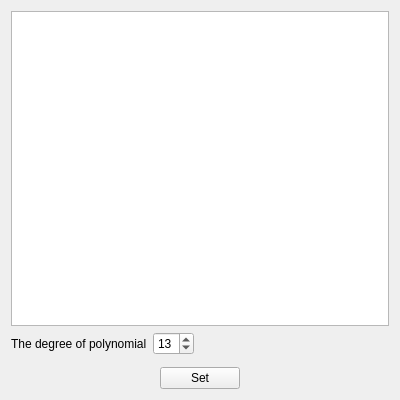
Before: the Qt Designer form openhsl/gui/device/bd_equation_form.ui in OpenHSL/OpenHSL, drawn with Qt 5.
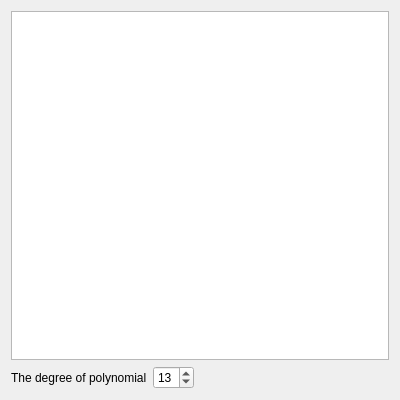
After: the same form once the commit is applied.

Commit message: add: gui: barrel distortion ui: removed button

What changed in the file:
```diff
--- a/openhsl/gui/device/bd_equation_form.ui
+++ b/openhsl/gui/device/bd_equation_form.ui
@@ -14,59 +14,6 @@
    <string>Barrel distortion equation</string>
   </property>
   <layout class="QGridLayout" name="gridLayout">
-   <item row="2" column="0">
-    <spacer name="verticalSpacer">
-     <property name="orientation">
-      <enum>Qt::Vertical</enum>
-     </property>
-     <property name="sizeType">
-      <enum>QSizePolicy::Fixed</enum>
-     </property>
-     <property name="sizeHint" stdset="0">
-      <size>
-       <width>20</width>
-       <height>6</height>
-      </size>
-     </property>
-    </spacer>
-   </item>
-   <item row="3" column="0">
-    <layout class="QHBoxLayout" name="horizontalLayout">
-     <item>
-      <spacer name="horizontalSpacer">
-       <property name="orientation">
-        <enum>Qt::Horizontal</enum>
-       </property>
-       <property name="sizeHint" stdset="0">
-        <size>
-         <width>40</width>
-         <height>20</height>
-        </size>
-       </property>
-      </spacer>
-     </item>
-     <item>
-      <widget class="QPushButton" name="set_pushButton">
-       <property name="text">
-        <string>Set</string>
-       </property>
-      </widget>
-     </item>
-     <item>
-      <spacer name="horizontalSpacer_2">
-       <property name="orientation">
-        <enum>Qt::Horizontal</enum>
-       </property>
-       <property name="sizeHint" stdset="0">
-        <size>
-         <width>40</width>
-         <height>20</height>
-        </size>
-       </property>
-      </spacer>
-     </item>
-    </layout>
-   </item>
    <item row="0" column="0">
     <widget class="QTableWidget" name="equation_tableWidget"/>
    </item>
```
